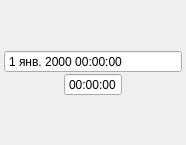
Qt form zface/ZDateTimeDialog.ui (appach22/zface) before a commit.
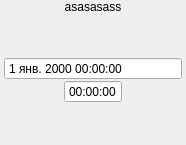
The same form after that commit.

Diff of the .ui file:
```diff
--- a/zface/ZDateTimeDialog.ui
+++ b/zface/ZDateTimeDialog.ui
@@ -29,7 +29,7 @@
    <property name="spacing">
     <number>0</number>
    </property>
-   <item row="0" column="0" colspan="3">
+   <item row="2" column="0" colspan="3">
     <spacer name="verticalSpacer">
      <property name="orientation">
       <enum>Qt::Vertical</enum>
@@ -42,7 +42,7 @@
      </property>
     </spacer>
    </item>
-   <item row="1" column="0" colspan="3">
+   <item row="3" column="0" colspan="3">
     <widget class="QDateTimeEdit" name="dateTimeEdit">
      <property name="locale">
       <locale language="Russian" country="RussianFederation"/>
@@ -61,7 +61,7 @@
      </property>
     </widget>
    </item>
-   <item row="2" column="0">
+   <item row="4" column="0">
     <spacer name="horizontalSpacer">
      <property name="orientation">
       <enum>Qt::Horizontal</enum>
@@ -74,14 +74,14 @@
      </property>
     </spacer>
    </item>
-   <item row="2" column="1">
+   <item row="4" column="1">
     <widget class="QTimeEdit" name="timeEdit">
      <property name="buttonSymbols">
       <enum>QAbstractSpinBox::NoButtons</enum>
      </property>
     </widget>
    </item>
-   <item row="2" column="2">
+   <item row="4" column="2">
     <spacer name="horizontalSpacer_2">
      <property name="orientation">
       <enum>Qt::Horizontal</enum>
@@ -94,7 +94,7 @@
      </property>
     </spacer>
    </item>
-   <item row="3" column="0" colspan="3">
+   <item row="5" column="0" colspan="3">
     <spacer name="verticalSpacer_2">
      <property name="orientation">
       <enum>Qt::Vertical</enum>
@@ -107,6 +107,22 @@
      </property>
     </spacer>
    </item>
+   <item row="1" column="0" colspan="3">
+    <widget class="QLabel" name="dateTimeHeaderLabel">
+     <property name="sizePolicy">
+      <sizepolicy hsizetype="Expanding" vsizetype="Preferred">
+       <horstretch>0</horstretch>
+       <verstretch>0</verstretch>
+      </sizepolicy>
+     </property>
+     <property name="text">
+      <string>asasasass</string>
+     </property>
+     <property name="alignment">
+      <set>Qt::AlignCenter</set>
+     </property>
+    </widget>
+   </item>
   </layout>
  </widget>
  <resources/>
```
